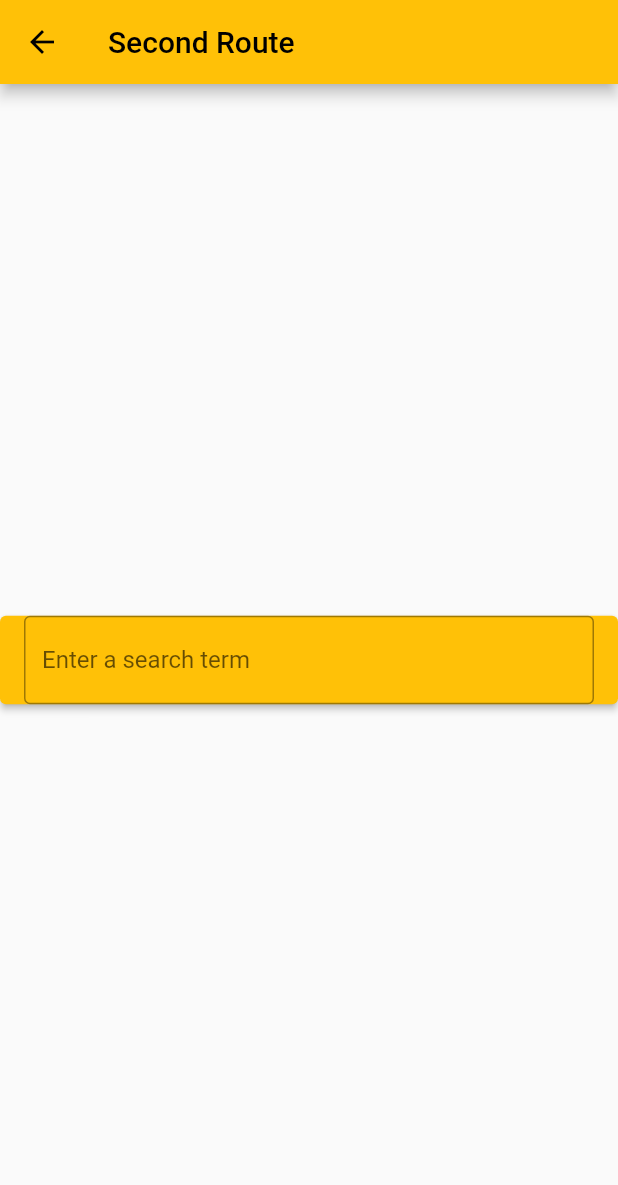
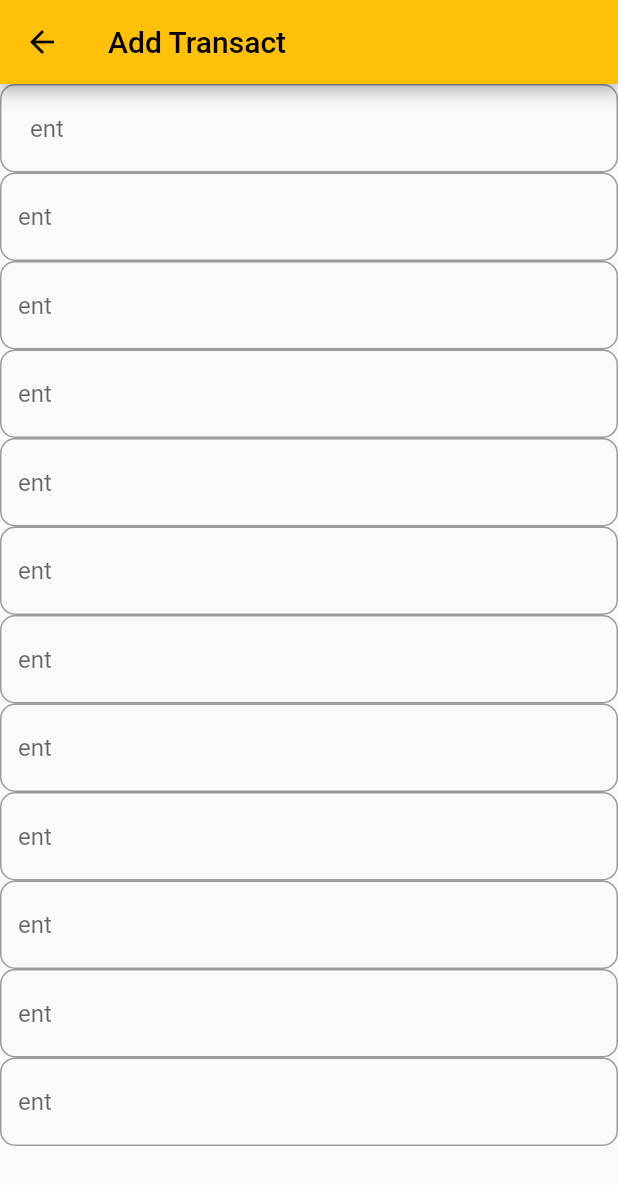
Before and after one commit to HamzaMasharqa/Dahab_transacts_mobileapp, a Flutter app: the addingPage screen opened directly, on a phone screen of 412 x 824 dp. Shown: the top 1185 px of the screen. Run offline on Flutter 3.47's test engine with Material 2 defaults, Android fonts, the phone set to English and light mode, and no system bars; our stand-ins replace flutter_slidable; missing offline and left inert: mysql1.

Commit message:
Start making the add page and adding the textfields in it with making the cards in the index page and show the only required choices that allowed in the card

```diff
--- a/first_app/lib/pages/add.dart
+++ b/first_app/lib/pages/add.dart
@@ -1,4 +1,5 @@
 import 'package:first_app/pages/index.dart';
+import 'package:flutter/cupertino.dart';
 import 'package:flutter/material.dart';
 
 class addingPage extends StatelessWidget {
@@ -6,25 +7,77 @@ class addingPage extends StatelessWidget {
 
   @override
   Widget build(BuildContext context) {
-    return Scaffold(
+    return Directionality(textDirection: TextDirection.ltr, child: Scaffold(
       appBar: AppBar(
-        title: const Text('Second Route'),
+        title: const Text('Add Transact'),
+
+
       ),
-      body: Center(
-        child: ElevatedButton(
-          onPressed: () {
-            Navigator.push(
-              context,
-              MaterialPageRoute(builder: (context) =>  IndexPage()),
-            );
-          },
-          child: const TextField(
+      body: ListView(
+          children: <Widget>[
+
+
+        Form(
+            padding: const EdgeInsets.only(top: 10),
+            child:Column(
+
+          children: <Widget>[
+
+          TextFormField(
             decoration: InputDecoration(
-              border: OutlineInputBorder(),
-              hintText: 'Enter a search term',
-            ),
+                contentPadding: EdgeInsets.all(20.0),
+
+                hintText: "ent" ,fillColor: Colors.white,border: OutlineInputBorder(borderRadius: BorderRadius.circular(10))),
+
           ),
-        ),
-      ),
-    );  }
+          TextFormField(
+            decoration: InputDecoration(hintText: "ent" ,fillColor: Colors.white,border: OutlineInputBorder(borderRadius: BorderRadius.circular(10))),
+
+          ),
+          TextFormField(
+            decoration: InputDecoration(hintText: "ent" ,fillColor: Colors.white,border: OutlineInputBorder(borderRadius: BorderRadius.circular(10))),
+
+          ),
+          TextFormField(
+            decoration: InputDecoration(hintText: "ent" ,fillColor: Colors.white,border: OutlineInputBorder(borderRadius: BorderRadius.circular(10))),
+
+          ),
+          TextFormField(
+            decoration: InputDecoration(hintText: "ent" ,fillColor: Colors.white,border: OutlineInputBorder(borderRadius: BorderRadius.circular(10))),
+
+          ),
+          TextFormField(
+            decoration: InputDecoration(hintText: "ent" ,fillColor: Colors.white,border: OutlineInputBorder(borderRadius: BorderRadius.circular(10))),
+
+          ),
+          TextFormField(
+            decoration: InputDecoration(hintText: "ent" ,fillColor: Colors.white,border: OutlineInputBorder(borderRadius: BorderRadius.circular(10))),
+
+          ),
+          TextFormField(
+            decoration: InputDecoration(hintText: "ent" ,fillColor: Colors.white,border: OutlineInputBorder(borderRadius: BorderRadius.circular(10))),
+
+          ),
+          TextFormField(
+            decoration: InputDecoration(hintText: "ent" ,fillColor: Colors.white,border: OutlineInputBorder(borderRadius: BorderRadius.circular(10))),
+
+          ),
+          TextFormField(
+            decoration: InputDecoration(hintText: "ent" ,fillColor: Colors.white,border: OutlineInputBorder(borderRadius: BorderRadius.circular(10))),
+
+          ),
+          TextFormField(
+            decoration: InputDecoration(hintText: "ent" ,fillColor: Colors.white,border: OutlineInputBorder(borderRadius: BorderRadius.circular(10))),
+
+          ),
+          TextFormField(
+            decoration: InputDecoration(hintText: "ent" ,fillColor: Colors.white,border: OutlineInputBorder(borderRadius: BorderRadius.circular(10))),
+
+          ),
+        ],))
+      ])
+
+    ));
+  }
+
 }
--- a/first_app/pubspec.yaml
+++ b/first_app/pubspec.yaml
@@ -35,7 +35,7 @@ dependencies:
   # Use with the CupertinoIcons class for iOS style icons.
   cupertino_icons: ^1.0.2
   flutter_slidable: ^1.3.0
-
+  syncfusion_flutter_datepicker: ^20.1.61
 dev_dependencies:
   flutter_test:
     sdk: flutter
```
Also changed, not shown: first_app/lib/pages/index.dart (+14 -20 lines), first_app/pubspec.lock.
